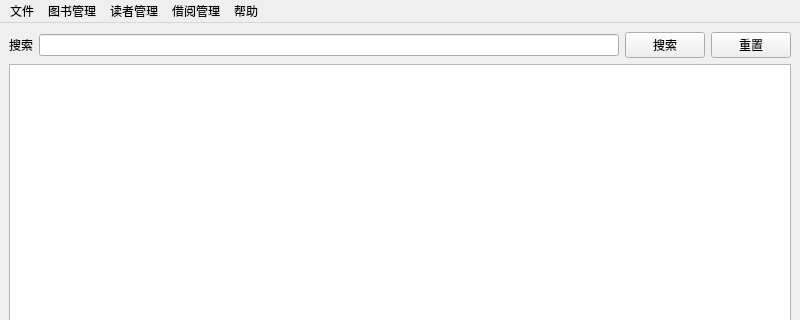
Before: the Qt Designer form BookManagementSystem/mainwindow.ui in Jerryrisis/QtCourse, drawn with Qt 5; both pictures show x 0 to 800 and y 0 to 320 of the 800 by 600 pixel window.
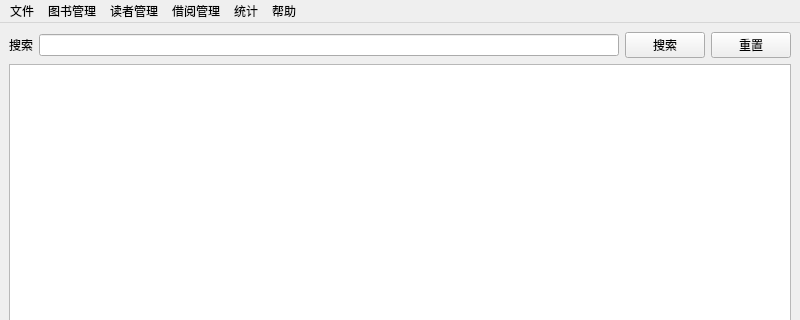
After: the same form once the commit is applied.

Commit message: 实现借阅数据统计功能，添加图书/读者借阅排行榜

```diff
--- a/BookManagementSystem/mainwindow.ui
+++ b/BookManagementSystem/mainwindow.ui
@@ -58,7 +58,7 @@
      <x>0</x>
      <y>0</y>
      <width>800</width>
-     <height>21</height>
+     <height>18</height>
     </rect>
    </property>
    <widget class="QMenu" name="menu">
@@ -97,10 +97,17 @@
     </property>
     <addaction name="actionAbout"/>
    </widget>
+   <widget class="QMenu" name="menu_6">
+    <property name="title">
+     <string>统计</string>
+    </property>
+    <addaction name="actionStatistics"/>
+   </widget>
    <addaction name="menu"/>
    <addaction name="menu_2"/>
    <addaction name="menu_3"/>
    <addaction name="menu_4"/>
+   <addaction name="menu_6"/>
    <addaction name="menu_5"/>
   </widget>
   <widget class="QStatusBar" name="statusbar"/>
```
Left out of the diff: 5 changed lines with no effect on the pictures. The commit also changes 7 other files.
